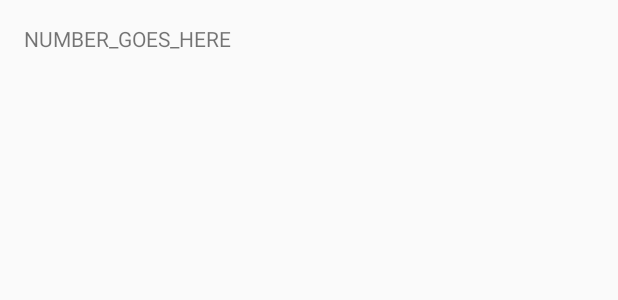
After one commit to mikelis135/ReadSMS, an Android app: the layout activity_item.xml on its own in the app's theme, with its tools: preview values and no code run, on a phone screen of 412 x 824 dp. The commit adds this screen. Shown: the top 300 px of the screen. Run offline under Robolectric (Android 15) with nearby library versions, the phone set to English and light mode, and no system bars.

Commit message:
fixed bugs, separated listview item from main view

```diff
--- a/app/build.gradle
+++ b/app/build.gradle
@@ -22,8 +22,10 @@ android {
 
 dependencies {
     implementation 'androidx.legacy:legacy-support-v4:1.0.0'
+    implementation 'androidx.appcompat:appcompat:1.1.0'
     implementation "androidx.core:core-ktx:1.2.0"
     implementation "org.jetbrains.kotlin:kotlin-stdlib-jdk7:$kotlin_version"
+    implementation 'androidx.lifecycle:lifecycle-viewmodel-ktx:2.2.0'
 }
 repositories {
     mavenCentral()
--- a/app/src/main/AndroidManifest.xml
+++ b/app/src/main/AndroidManifest.xml
@@ -13,7 +13,7 @@
         android:fullBackupContent="true"
         android:icon="@drawable/ic_launcher"
         android:label="@string/app_name"
-        android:theme="@style/AppTheme"
+        android:theme="@style/Theme.AppCompat.Light"
         tools:ignore="GoogleAppIndexingWarning">
         <activity
             android:name="com.itcuties.android.apps.MainActivity"
--- /dev/null
+++ b/app/src/main/res/layout/activity_item.xml
@@ -0,0 +1,14 @@
+<?xml version="1.0" encoding="utf-8"?>
+<LinearLayout xmlns:android="http://schemas.android.com/apk/res/android"
+    android:layout_width="fill_parent"
+    android:layout_height="fill_parent"
+    xmlns:tools="http://schemas.android.com/tools">
+
+    <TextView
+        android:id="@+id/smsNumberText"
+        android:layout_width="match_parent"
+        android:layout_height="wrap_content"
+        android:padding="16dp"
+        tools:text="NUMBER_GOES_HERE"/>
+
+</LinearLayout>
```
Also changed, not shown: app/src/main/java/com/itcuties/android/apps/ListAdapter.kt (+5 -6 lines), app/src/main/java/com/itcuties/android/apps/MainActivity.kt (+13 -10 lines), app/src/main/java/com/itcuties/android/apps/MainViewModel.kt (added, +7 -0 lines), app/src/main/res/layout/activity_main.xml (+6 -8 lines), 520 other files.
